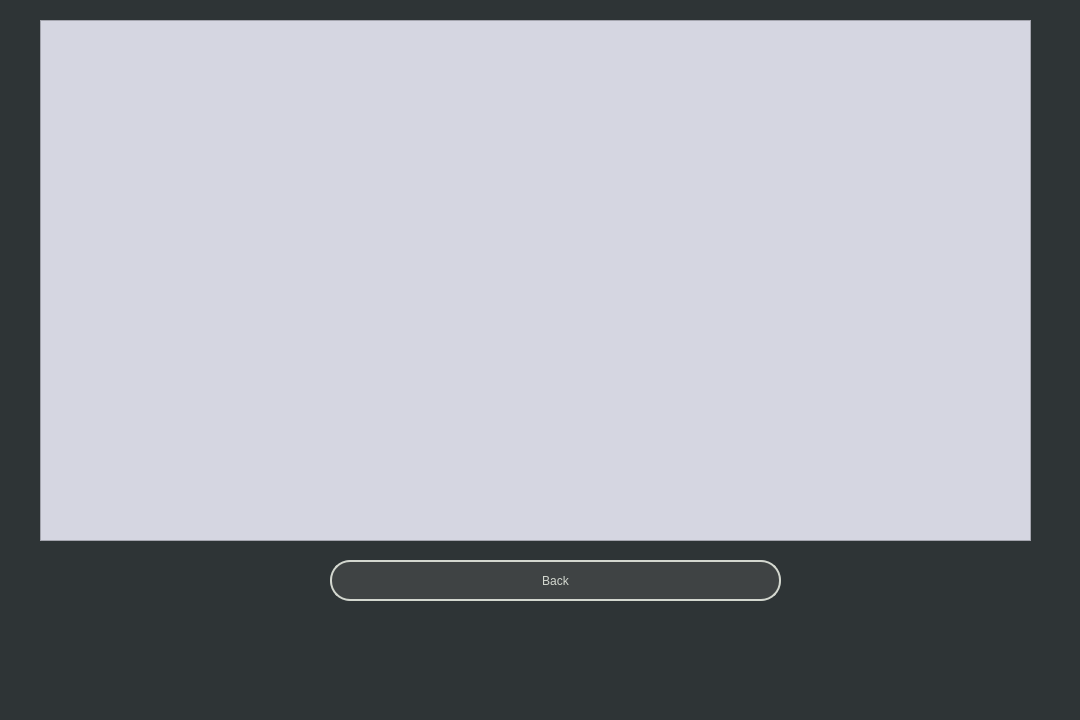
Qt form MainWindow/booking.ui (k-rility/MyCourseWork) before a commit.
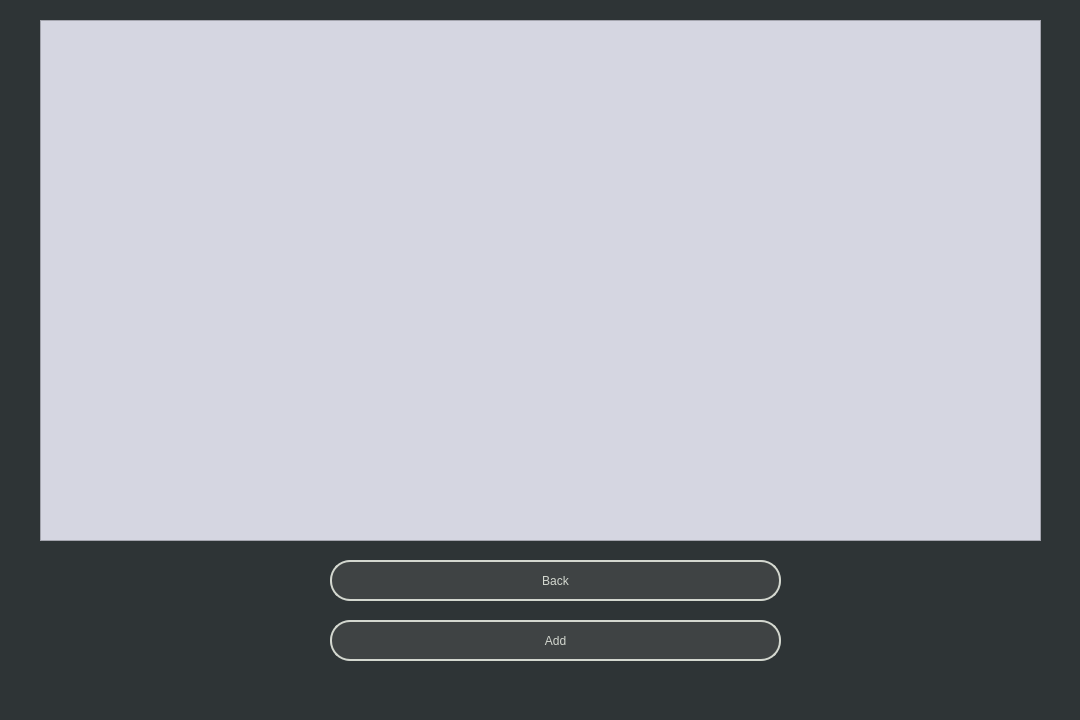
The same form after that commit.

```diff
--- a/MainWindow/booking.ui
+++ b/MainWindow/booking.ui
@@ -50,7 +50,7 @@
     <rect>
      <x>40</x>
      <y>20</y>
-     <width>991</width>
+     <width>1001</width>
      <height>521</height>
     </rect>
    </property>
@@ -72,6 +72,35 @@
     <enum>Qt::ElideNone</enum>
    </property>
   </widget>
+  <widget class="QPushButton" name="pushButton_Add">
+   <property name="geometry">
+    <rect>
+     <x>330</x>
+     <y>620</y>
+     <width>451</width>
+     <height>41</height>
+    </rect>
+   </property>
+   <property name="cursor">
+    <cursorShape>PointingHandCursor</cursorShape>
+   </property>
+   <property name="styleSheet">
+    <string notr="true">QPushButton{
+	color: rgb(211, 215, 207);
+	border: 2px solid rgb(211, 215, 207);
+	border-radius:20px;
+	background-color: rgb(63,67,68);
+	font: 13pt 'Ubuntu';
+}
+QPushButton::hover{
+	border: 2px solid rgb(85, 87, 83);
+	background-color: rgb(45, 47, 48)
+}</string>
+   </property>
+   <property name="text">
+    <string>Add</string>
+   </property>
+  </widget>
  </widget>
  <resources/>
  <connections>
```
Left out of the diff: 20 changed lines with no effect on the pictures.
